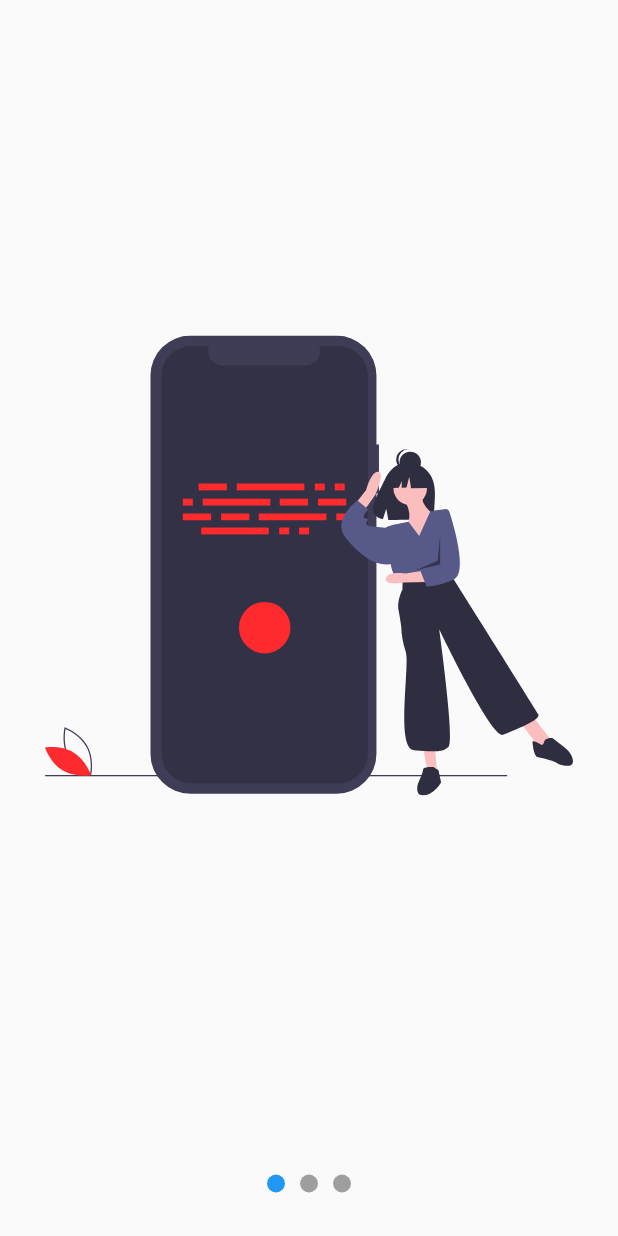
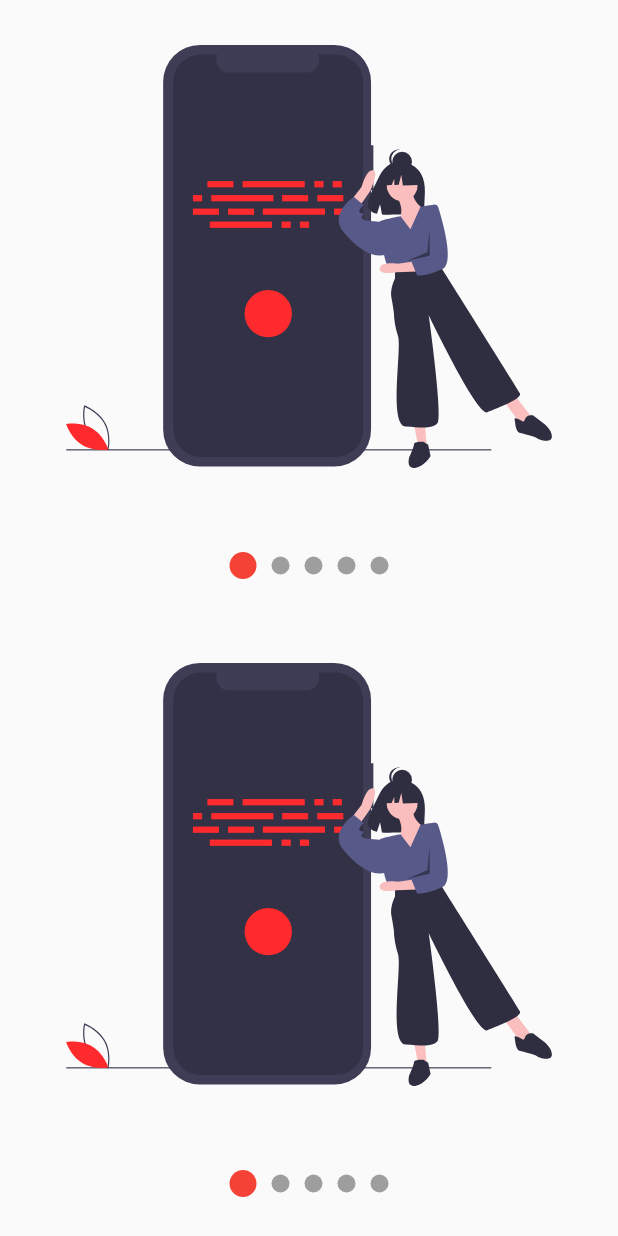
Before and after one commit to eminvrz/flutter-disenos_app, a Flutter app: the screen it shows after launch, on a phone screen of 412 x 824 dp. Run offline on Flutter 3.47's test engine with Material 2 defaults, Android fonts, the phone set to English and light mode, and no system bars; our stand-ins replace flutter_svg.

Commit message:
Diseño Terminado

```diff
--- a/lib/main.dart
+++ b/lib/main.dart
@@ -5,9 +5,11 @@ import 'package:flutter/material.dart';
 // import 'package:disenos_app/src/pages/animaciones_pages.dart';
 // import 'package:disenos_app/src/pages/headers_pages.dart';
 
-  void main() => runApp(MyApp());
+  void main() => runApp(const MyApp());
 
 class MyApp extends StatelessWidget {
+  const MyApp({super.key});
+
 
   @override
   Widget build(BuildContext context) {
--- a/lib/src/models/slider_model.dart
+++ b/lib/src/models/slider_model.dart
@@ -3,6 +3,7 @@ import 'package:flutter/material.dart';
 class SliderModel with ChangeNotifier{
 
   double _currentPage = 0;
+
 
   double get currentPage => _currentPage;
 
--- a/lib/src/pages/graficas_circulares_page.dart
+++ b/lib/src/pages/graficas_circulares_page.dart
@@ -52,7 +52,7 @@ class _GraficasCircularesPageState extends State<GraficasCircularesPage> {
 class CustomRadialProgress extends StatelessWidget {
 
   final Color color;
-   CustomRadialProgress({super.key,
+   const CustomRadialProgress({super.key,
     required this.porcentaje,
     required this.color
   });
@@ -61,13 +61,13 @@ class CustomRadialProgress extends StatelessWidget {
 
   @override
   Widget build(BuildContext context) {
-    return Container(
+    return SizedBox(
       width: 200,
       height: 200,
       // color: Colors.red,
       child: RadialProgress(
       porcentaje: porcentaje,
-      colorPrimario: this.color,
+      colorPrimario: color,
       colorSecundario: Colors.grey,
       grosorPrimario: 15,
       grosorSecundario: 10,
--- a/lib/src/pages/headers_pages.dart
+++ b/lib/src/pages/headers_pages.dart
@@ -2,11 +2,13 @@ import 'package:disenos_app/src/widgets/headers.dart';
 import 'package:flutter/material.dart';
 
 class HeadersPage extends StatelessWidget {
+  const HeadersPage({super.key});
+
 
 
   @override
   Widget build(BuildContext context) {
-    return Scaffold(
+    return const Scaffold(
       body: HeaderWaveGradient()
     );
   }
--- a/lib/src/pages/slideshow_page.dart
+++ b/lib/src/pages/slideshow_page.dart
@@ -1,5 +1,6 @@
 import 'package:disenos_app/src/widgets/slideshow.dart';
 import 'package:flutter/material.dart';
+import 'package:flutter_svg/svg.dart';
 
 class SlideshowPage extends StatelessWidget {
   const SlideshowPage({super.key});
@@ -7,7 +8,35 @@ class SlideshowPage extends StatelessWidget {
   @override
   Widget build(BuildContext context) {
     return Scaffold(
-      body: Slideshow()
+      body: Column(
+        children: <Widget>[
+          Expanded(child: MiSlideshow()),
+          Expanded(child: MiSlideshow()),
+        ],
+      )
     );
   }
 }
+
+// ignore: use_key_in_widget_constructors
+class MiSlideshow extends StatelessWidget {
+
+
+  @override
+  Widget build(BuildContext context) {
+    return Slideshow(
+      bulletPrimario: 18,
+      bulletSecundario: 12,
+      // posicionPuntos: true,
+      colorPrimario: Colors.red,
+      // colorSecundario: Colors.purple,
+      slides: <Widget>[
+        SvgPicture.asset('assets/svgs/slide1.svg'),
+        SvgPicture.asset('assets/svgs/slide2.svg'),
+        SvgPicture.asset('assets/svgs/slide3.svg'),
+        SvgPicture.asset('assets/svgs/slide4.svg'),
+        SvgPicture.asset('assets/svgs/slide5.svg'),
+      ],
+    );
+  }
+}
--- a/lib/src/retos/cuadrado_animado.dart
+++ b/lib/src/retos/cuadrado_animado.dart
@@ -2,6 +2,8 @@ import 'package:flutter/material.dart';
 
 
 class CuadradoAnimadoPage extends StatelessWidget {
+  const CuadradoAnimadoPage({super.key});
+
 
   @override
   Widget build(BuildContext context) {
@@ -57,6 +59,7 @@ class _CuadradoAnimadoState extends State<_CuadradoAnimado> with SingleTickerPro
 
     controller.addListener(() {
       if( controller.status == AnimationStatus.completed){
+        // ignore: avoid_print
         print('completado');
         controller.reset();
       }
--- a/lib/src/widgets/slideshow.dart
+++ b/lib/src/widgets/slideshow.dart
@@ -1,44 +1,77 @@
 
-import 'package:disenos_app/src/models/slider_model.dart';
+// ignore_for_file: unnecessary_getters_setters
+
 import 'package:flutter/material.dart';
-import 'package:flutter_svg/svg.dart';
 import 'package:provider/provider.dart';
 
 // ignore: use_key_in_widget_constructors
 class Slideshow extends StatelessWidget {
 
+  final List<Widget> slides;
+  final bool posicionPuntos;
+  final Color colorPrimario;
+  final Color colorSecundario;
+  final int bulletPrimario;
+  final int bulletSecundario;
+
+
+   // ignore: use_key_in_widget_constructors
+   const Slideshow({
+    required this.slides,
+    this.posicionPuntos = false,
+    this.colorPrimario = Colors.blue,
+    this.colorSecundario = Colors.grey,
+    this.bulletPrimario = 12,
+    this.bulletSecundario = 12
+  });
+
+
   @override
   Widget build(BuildContext context) {
     return ChangeNotifierProvider(
-      create: (_) => SliderModel(),
+      create: (_) => _SlideshowModel( colorPrimario, colorSecundario, bulletPrimario, bulletSecundario),
+      child: SafeArea( // Para que no choquen los dots en la orilla de la pantalla
         child: Center(
             child: Column(
               children: <Widget>[
+                if (posicionPuntos)
+                  _Dots(slides.length),
                  Expanded(
-                child: _Slides()
+                  child: _Slides( slides)
                 ),
-              _Dots()
+                if (!posicionPuntos)
+                  _Dots(slides.length),
               ],
             )
+          ),
       ),
     );
   }
 }
 
 class _Dots extends StatelessWidget {
+
+  final int totalSlides;
+
+  // ignore: prefer_const_constructors_in_immutables
+  _Dots(
+    this.totalSlides,
+  );
+
   @override
   Widget build(BuildContext context) {
-    return Container(
+    return SizedBox(
       width: double.infinity, // todo el ancho posible
       height: 70,
       //color: Colors.red,
       child: Row(
         mainAxisAlignment: MainAxisAlignment.center,
-        children: <Widget>[
-          _Dot(0),
-          _Dot(1),
-          _Dot(2),
-        ],
+        children: List.generate( totalSlides, (i) => _Dot(i)),
+        // children: <Widget>[
+        //   _Dot(0),
+        //   _Dot(1),
+        //   _Dot(2),
+        // ],
       ),
     );
   }
@@ -48,21 +81,33 @@ class _Dot extends StatelessWidget {
 
   final int index;
 
-    _Dot( this.index);
+    const _Dot(
+      this.index,
+    );
 
   @override
   Widget build(BuildContext context) {
 
-    final pageViewIndex = Provider.of<SliderModel>(context).currentPage;
+    final ssModel = Provider.of<_SlideshowModel>(context);
+    int tamano;
+    Color color;
+
+    if( ssModel.currentPage >= index - 0.5 && ssModel.currentPage < index + 0.5) {
+      tamano = ssModel.bulletPrimario;
+      color  = ssModel.colorPrimario;
+    } else {
+      tamano = ssModel.bulletSecundario;
+      color  = ssModel.colorSecundario;
+    }
 
     return AnimatedContainer(
       duration: const Duration(milliseconds: 200),
-      width: 12,
-      height: 12,
+      // Todo: Tarea
+      width: tamano.toDouble(),
+      height: tamano.toDouble(),
       margin: const EdgeInsets.symmetric(horizontal: 5),
       decoration: BoxDecoration(
-        color: ( pageViewIndex >= index - 0.5 && pageViewIndex < index + 0.5)
-                  ? Colors.blue : Colors.grey,
+        color: color,
         shape: BoxShape.circle
       ),
     );
@@ -70,6 +115,10 @@ class _Dot extends StatelessWidget {
 }
 
 class _Slides extends StatefulWidget {
+
+  final List<Widget> slides;
+
+   _Slides(this.slides);
 
   @override
   State<_Slides> createState() => _SlidesState();
@@ -83,10 +132,9 @@ class _SlidesState extends State<_Slides> {
   void initState() {
     super.initState();
     pageViewController.addListener(() { // Este para escuchar y que sepamos en que pagina estamos
-      print('Pagina actual: ${pageViewController.page}');
 
       // Actualizar el provider, sliderModel
-      Provider.of<SliderModel>(context, listen: false).currentPage = pageViewController.page!;
+      Provider.of<_SlideshowModel>(context, listen: false).currentPage = pageViewController.page!;
     });
   }
 
@@ -97,22 +145,20 @@ class _SlidesState extends State<_Slides> {
   }
   @override
   Widget build(BuildContext context) {
+
+
     return PageView(
       controller: pageViewController,
-      children: <Widget>[
-        _Slide('assets/svgs/slide1.svg'),
-        _Slide('assets/svgs/slide2.svg'),
-        _Slide('assets/svgs/slide3.svg'),
-      ],
+      children: widget.slides.map( (slide) => _Slide( slide ) ).toList() ,
     );
   }
 }
 
 class _Slide extends StatelessWidget {
 
-  final String svg;
+  final Widget slide;
 
-  _Slide(this.svg);
+  const _Slide(this.slide);
 
   @override
   Widget build(BuildContext context) {
@@ -120,7 +166,50 @@ class _Slide extends StatelessWidget {
       width: double.infinity,
       height: double.infinity,
       padding: const EdgeInsets.all(30),
-      child: SvgPicture.asset(svg),
+      child: slide,
     );
   }
 }
+
+class _SlideshowModel with ChangeNotifier{
+
+  double _currentPage = 0;
+  Color _colorPrimario = Colors.blue;
+  Color _colorSecundario = Colors.grey;
+  int _bulletPrimario = 12;
+  int _bulletSecundario = 12;
+
+  _SlideshowModel(
+    this._colorPrimario,
+    this._colorSecundario,
+    this._bulletPrimario,
+    this._bulletSecundario
+  );
+
+  double get currentPage => _currentPage;
+
+  int get bulletPrimario => _bulletPrimario;
+  set bulletPrimario(int tamano){
+    _bulletPrimario = tamano;
+  }
+
+  int get bulletSecundario => _bulletSecundario;
+  set bulletSecundario(int tamano){
+    _bulletSecundario = tamano;
+  }
+
+  set currentPage(double currentPage){
+    _currentPage = currentPage;
+    notifyListeners(); // Notificar a los que esten escuchando el cambio
+  }
+
+  Color get colorPrimario => _colorPrimario;
+  set colorPrimario( Color color) {
+    _colorPrimario = color;
+  }
+
+   Color get colorSecundario => _colorSecundario;
+  set colorSecundario( Color color) {
+    _colorSecundario = color;
+  }
+}
```
Also changed, not shown: lib/src/labs/circular_progress_page.dart (+5 -2 lines), lib/src/pages/animaciones_pages.dart (+5 -3 lines), lib/src/widgets/headers.dart (+16 -10 lines), 1 other file. Lines whose indentation alone changed are shown as unchanged.
